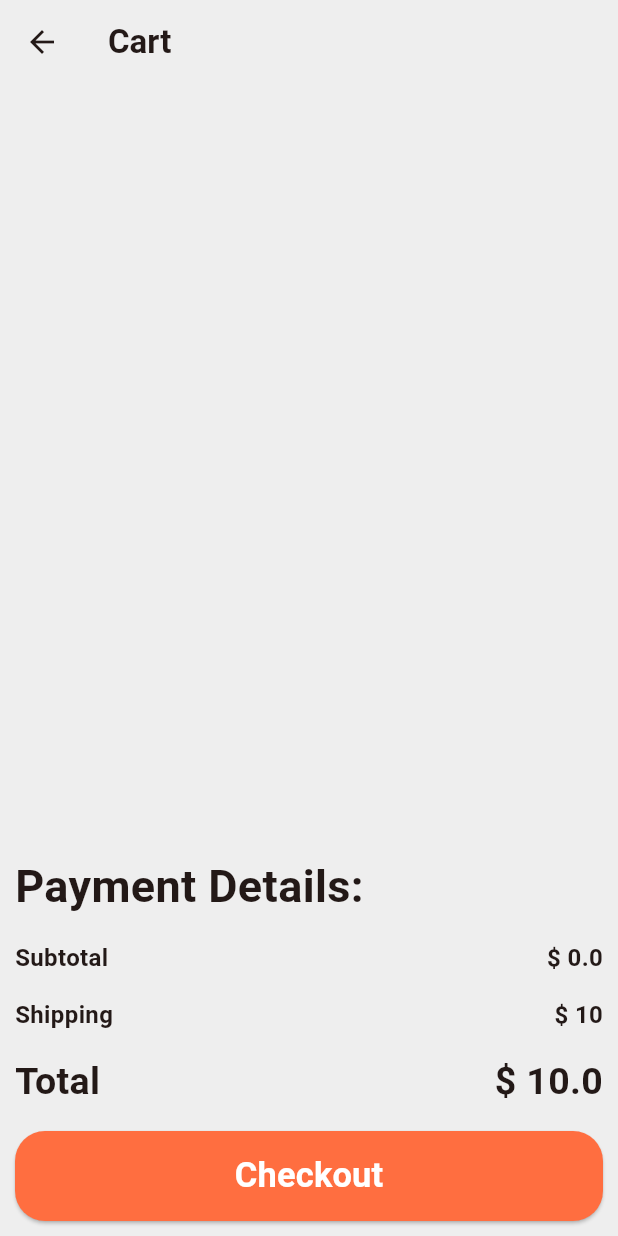
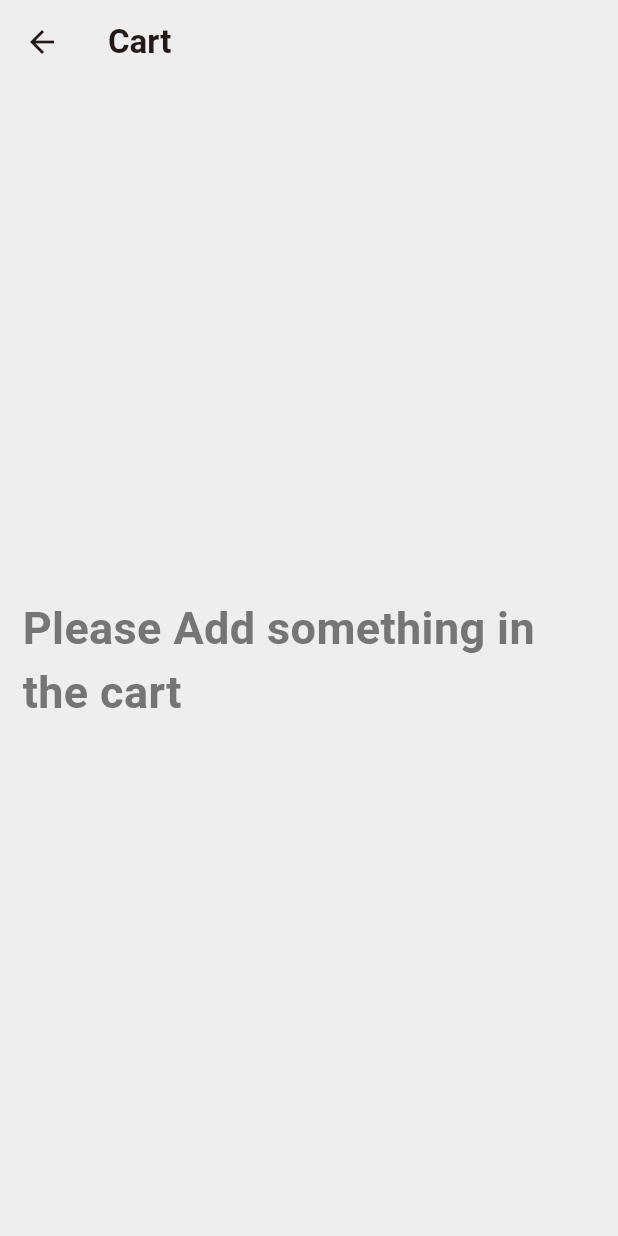
Before and after one commit to Divyanshu1545/real_it_solutions_assignment, a Flutter app: the CartPage screen opened directly, on a phone screen of 412 x 824 dp. Run offline on Flutter 3.47's test engine with Material 3 defaults, Android fonts, the phone set to English and light mode, and no system bars; our stand-ins replace cached_network_image, carousel_slider; network calls fail.

Commit message:
Added wishlist screen

```diff
--- a/lib/providers/product_provider.dart
+++ b/lib/providers/product_provider.dart
@@ -23,11 +23,11 @@ class ProductProvider extends ChangeNotifier {
         final List<dynamic> data = jsonDecode(response.body);
         _products = data.map((item) => Product.fromJson(item)).toList();
       } else {
-        _products = []; // Set products to an empty list on error
+        _products = [];
       }
     } catch (e) {
-      _products = []; // Handle exceptions by setting products to an empty list
+      _products = [];
     }
-    notifyListeners(); // Notify listeners after updating products
+    notifyListeners();
   }
 }
--- /dev/null
+++ b/lib/providers/wishlist_provider.dart
@@ -0,0 +1,22 @@
+import 'package:flutter/material.dart';
+import 'package:real_it_solution_assignment/models/Product.dart';
+
+class WishlistProvider extends ChangeNotifier {
+  List<Product> _wishlist = [];
+
+  List<Product> get wishlist => _wishlist;
+
+  void addToWishlist(Product product) {
+    _wishlist.add(product);
+    notifyListeners();
+  }
+
+  void removeFromWishlist(Product product) {
+    _wishlist.remove(product);
+    notifyListeners();
+  }
+
+  bool isInWishlist(Product product) {
+    return _wishlist.contains(product);
+  }
+}
--- a/lib/screens/cart_screen.dart
+++ b/lib/screens/cart_screen.dart
@@ -26,15 +26,33 @@ class _CartPageState extends State<CartPage> {
         ),
       ),
       backgroundColor: Colors.grey.shade200,
-      body: Column(
+      body: (cartProvider.cartProducts.length == 0)
+          ? Column(
+              mainAxisAlignment: MainAxisAlignment.center,
+              children: [
+                Padding(
+                  padding: const EdgeInsets.all(15.0),
+                  child: Text(
+                    "Please Add something in the cart",
+                    style: TextStyle(
+                        fontSize: 30,
+                        fontWeight: FontWeight.bold,
+                        color: Colors.grey.shade600),
+                  ),
+                ),
+              ],
+            )
+          : Column(
               crossAxisAlignment: CrossAxisAlignment.start,
               children: [
                 Expanded(
                   child: ListView.builder(
-              padding: const EdgeInsets.symmetric(vertical: 15, horizontal: 15),
+                    padding: const EdgeInsets.symmetric(
+                        vertical: 15, horizontal: 15),
                     itemCount: cartProvider.cartProducts.length,
                     itemBuilder: (context, index) {
-                final product = cartProvider.cartProducts.keys.elementAt(index);
+                      final product =
+                          cartProvider.cartProducts.keys.elementAt(index);
                       final quantity =
                           cartProvider.cartProducts.values.elementAt(index);
                       return Padding(
@@ -48,13 +66,14 @@ class _CartPageState extends State<CartPage> {
                   ),
                 ),
                 Padding(
-            padding: EdgeInsets.all(10.0),
+                  padding: const EdgeInsets.all(10.0),
                   child: Column(
                     crossAxisAlignment: CrossAxisAlignment.start,
                     children: [
                       const Text(
                         "Payment Details:",
-                  style: TextStyle(fontSize: 30, fontWeight: FontWeight.bold),
+                        style: TextStyle(
+                            fontSize: 30, fontWeight: FontWeight.bold),
                       ),
                       const SizedBox(
                         height: 15,
@@ -64,8 +83,8 @@ class _CartPageState extends State<CartPage> {
                         children: [
                           const Text(
                             "Subtotal",
-                      style:
-                          TextStyle(fontSize: 16, fontWeight: FontWeight.bold),
+                            style: TextStyle(
+                                fontSize: 16, fontWeight: FontWeight.bold),
                           ),
                           Text(
                             "\$ ${cartProvider.getTotalPriceInCart()}",
@@ -82,13 +101,13 @@ class _CartPageState extends State<CartPage> {
                         children: [
                           Text(
                             "Shipping",
-                      style:
-                          TextStyle(fontSize: 16, fontWeight: FontWeight.bold),
+                            style: TextStyle(
+                                fontSize: 16, fontWeight: FontWeight.bold),
                           ),
                           Text(
                             "\$ 10",
-                      style:
-                          TextStyle(fontSize: 16, fontWeight: FontWeight.bold),
+                            style: TextStyle(
+                                fontSize: 16, fontWeight: FontWeight.bold),
                           ),
                         ],
                       ),
@@ -100,8 +119,8 @@ class _CartPageState extends State<CartPage> {
                         children: [
                           const Text(
                             "Total",
-                      style:
-                          TextStyle(fontSize: 25, fontWeight: FontWeight.bold),
+                            style: TextStyle(
+                                fontSize: 25, fontWeight: FontWeight.bold),
                           ),
                           Text(
                             "\$ ${cartProvider.getTotalPriceInCart() + 10}",
@@ -110,10 +129,10 @@ class _CartPageState extends State<CartPage> {
                           ),
                         ],
                       ),
-                SizedBox(
+                      const SizedBox(
                         height: 15,
                       ),
-                Container(
+                      SizedBox(
                         height: 60,
                         width: double.infinity,
                         child: ElevatedButton(
@@ -133,7 +152,7 @@ class _CartPageState extends State<CartPage> {
                               borderRadius: BorderRadius.circular(20),
                             ),
                           ),
-                    child: Text('Checkout',
+                          child: const Text('Checkout',
                               style: TextStyle(
                                   color: Colors.white,
                                   fontSize: 23,
```
Also changed, not shown: lib/main.dart (+5 -2 lines), lib/screens/home_screen.dart (renamed from lib/screens/HomeScreen.dart, +15 -22 lines), lib/screens/wishlist_screen.dart (added, +62 -0 lines), lib/widgets/product_card.dart (+59 -14 lines), lib/widgets/wishlist_item.dart (added, +107 -0 lines). Lines whose indentation alone changed are shown as unchanged.
